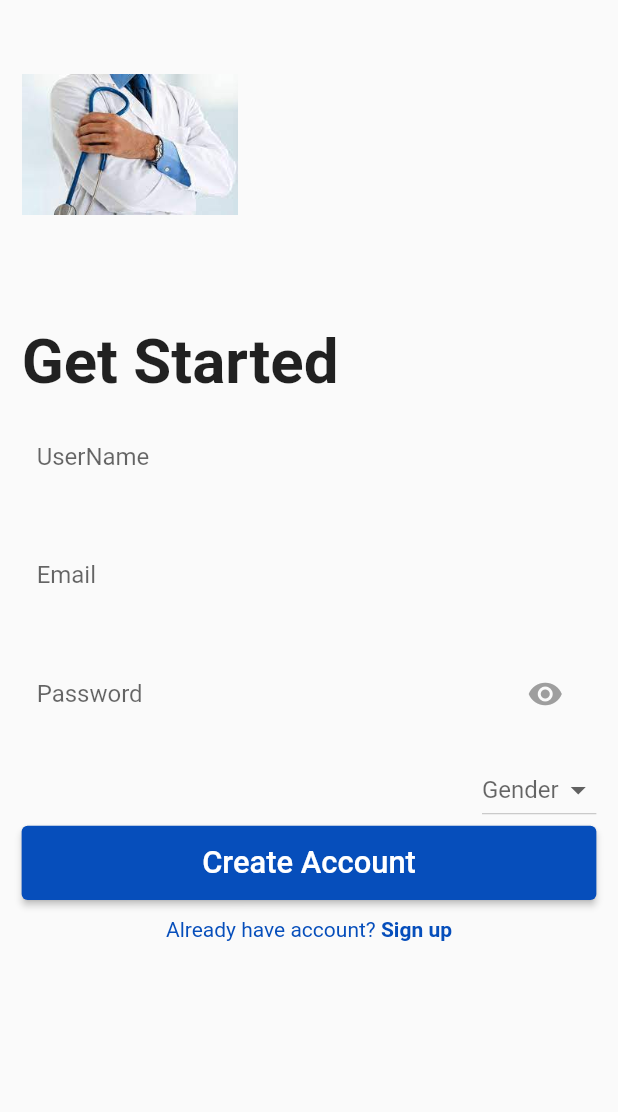
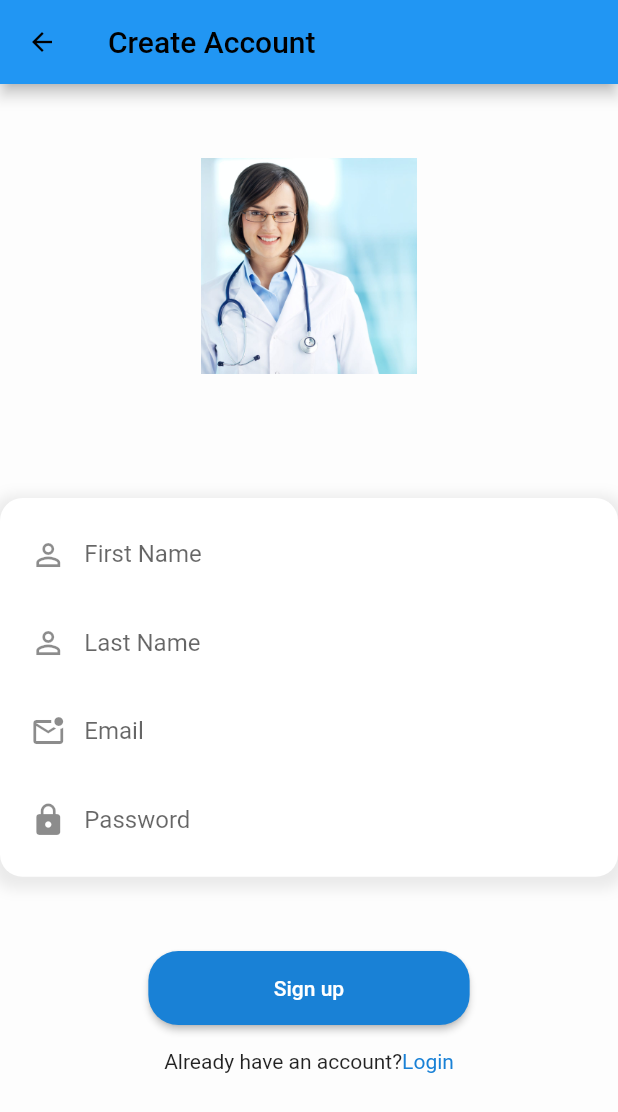
Before and after one commit to shahzebnaqvi/Medical_App, a Flutter app: the Signup screen opened directly, on a phone screen of 412 x 824 dp. Shown: the top 1112 px of the screen. Run offline on Flutter 3.47's test engine with Material 2 defaults, Android fonts, the light colour scheme and no system bars; our stand-ins replace carousel_slider, flutter_speed_dial, get, image_picker, lottie; missing offline and left inert: dart:html, ml_kit_ocr.

```diff
--- a/lib/Screens/auth/signup.dart
+++ b/lib/Screens/auth/signup.dart
@@ -1,8 +1,10 @@
+import 'dart:html';
 import 'dart:ui';
 
 import 'package:flutter/gestures.dart';
 import 'package:flutter/material.dart';
 import 'package:flutter/material.dart';
+import 'package:get/route_manager.dart';
 import 'package:medical_app/Constants/constants.dart';
 import 'package:medical_app/Screens/additionaltools/bmi.dart';
 import 'package:medical_app/Screens/auth/login.dart';
@@ -24,143 +26,273 @@ class _SignupState extends State<Signup> {
   @override
   Widget build(BuildContext context) {
     return Scaffold(
-      body: Center(
-        child: Container(
-            width: MediaQuery.of(context).size.width * 0.93,
-            child: ListView(children: [
+        backgroundColor: Constants.mainColorWhite,
+        appBar: AppBar(
+          title: Text(
+            "Create Account",
+            style: TextStyle(color: Constants.blackcolor),
+          ),
+          leading: IconButton(
+              color: Colors.white,
+              icon: Icon(
+                Icons.arrow_back,
+                color: Colors.black,
+                size: 20,
+              ),
+              onPressed: () {
+                Navigator.pop(context);
+              }),
+        ),
+        body: ListView(children: [
           Container(
               padding: EdgeInsets.only(
                 top: MediaQuery.of(context).size.height * 0.06,
                 bottom: MediaQuery.of(context).size.height * 0.09,
               ),
-                  alignment: Alignment.bottomLeft,
+              alignment: Alignment.center,
               child: Image.asset(
-                    'assets/login.jpg',
+                'assets/doctor2.jpg',
                 width: MediaQuery.of(context).size.width * 0.35,
               )),
-              // CircleAvatar(
-              //  child:
-              //  ),
-
           Container(
-                alignment: Alignment.bottomLeft,
-                child: Text(
-                  'Get Started',
-                  style: TextStyle(
-                      fontSize: MediaQuery.of(context).size.width * 0.1,
-                      fontWeight: FontWeight.bold),
+              width: MediaQuery.of(context).size.width * 0.9,
+              margin: EdgeInsets.only(
+                  top: MediaQuery.of(context).size.height * 0.01,
+                  bottom: MediaQuery.of(context).size.height * 0.01),
+              padding: EdgeInsets.all(MediaQuery.of(context).size.width * 0.02),
+              decoration: BoxDecoration(
+                color: Colors.white,
+                borderRadius: BorderRadius.circular(15),
+                boxShadow: [
+                  BoxShadow(
+                    color: Colors.grey.withOpacity(0.2),
+                    spreadRadius: 5,
+                    blurRadius: 7,
+                    offset: Offset(0, 3),
                   ),
+                ],
               ),
-              Container(
-                padding: EdgeInsets.all(10),
-                child: TextField(
-                    controller: username,
+              child: Column(
+                children: [
+                  TextField(
                     cursorColor: Constants.blackcolor,
                     decoration: InputDecoration(
                         border: InputBorder.none,
-                      labelText: 'UserName',
-                    )),
+                        labelText: "First Name",
+                        prefixIcon: Icon(Icons.person_outline)
+                        //suffixIcon: Icon(Icons.remove_red_eye)),
                         ),
-              Container(
-                padding: EdgeInsets.all(10),
-                child: TextField(
-                    controller: email,
+                  ),
+                  TextField(
                     cursorColor: Constants.blackcolor,
                     decoration: InputDecoration(
                         border: InputBorder.none,
-                      labelText: 'Email',
+                        labelText: "Last Name",
+                        prefixIcon: Icon(Icons.person_outline)
+                        //suffixIcon: Icon(Icons.remove_red_eye)),
+                        ),
+                  ),
+                  TextField(
+                    cursorColor: Constants.blackcolor,
+                    decoration: InputDecoration(
+                        border: InputBorder.none,
+                        labelText: "Email",
+                        prefixIcon: Icon(Icons.mark_email_unread_outlined)
+                        //suffixIcon: Icon(Icons.remove_red_eye)),
+                        ),
+                  ),
+                  TextField(
+                    cursorColor: Constants.blackcolor,
+                    decoration: InputDecoration(
+                        border: InputBorder.none,
+                        labelText: "Password",
+                        prefixIcon: Icon(Icons.lock)
+                        //suffixIcon: Icon(Icons.remove_red_eye)),
+                        ),
+                  ),
+                ],
               )),
+          SizedBox(
+            height: MediaQuery.of(context).size.height * 0.05,
           ),
           Container(
-                padding: EdgeInsets.all(10),
-                child: TextField(
-                    controller: password,
-                    cursorColor: Constants.blackcolor,
-                    obscureText: !this._showPassword,
-                    decoration: InputDecoration(
-                      border: InputBorder.none,
-                      labelText: 'Password',
-                      suffixIcon: IconButton(
-                          icon: Icon(
-                            Icons.remove_red_eye,
-                            color: this._showPassword
-                                ? Constants.bluecolor
-                                : Constants.mediumColor,
+            margin: EdgeInsets.only(
+              left: MediaQuery.of(context).size.height * 0.12,
+              right: MediaQuery.of(context).size.height * 0.12,
             ),
-                          onPressed: () {
-                            setState(
-                                () => this._showPassword = !this._showPassword);
-                          }),
-                    )),
+            child: ElevatedButton(
+              style: ElevatedButton.styleFrom(
+                  shape: RoundedRectangleBorder(
+                      borderRadius: BorderRadius.circular(20)),
+                  primary: Constants.bluecolor,
+                  minimumSize:
+                      Size(20, MediaQuery.of(context).size.height * 0.06)),
+              onPressed: () {},
+              child: Text("Sign up"),
+            ),
+          ),
+          SizedBox(
+            height: MediaQuery.of(context).size.height * 0.02,
           ),
           Container(
-                alignment: Alignment.topRight,
-                width: MediaQuery.of(context).size.width * 0.3,
-                child: DropdownButton<String>(
-                  hint: _dropDownValue == ""
-                      ? Text('Gender')
-                      : Text(
-                          _dropDownValue,
-                          style: TextStyle(color: Constants.mainColor),
-                        ), // Not necessary for Option 1
-
-                  items: <String>['Male', 'Female'].map((String value) {
-                    return DropdownMenuItem<String>(
-                      value: value,
-                      child: Text(value),
-                    );
-                  }).toList(),
-                  onChanged: (value) {
-                    setState(() {
-                      _dropDownValue = value!;
-                    });
-                  },
-                ),
-              ),
-              Container(
-                child: ElevatedButton(
-                  style: ElevatedButton.styleFrom(
-                      primary: Constants.mainColor,
-                      minimumSize: Size(
-                          20,
-                          MediaQuery.of(context).size.height *
-                              0.06) // put the width and height you want
-                      ),
-                  onPressed: () {
+            child: Row(
+              mainAxisAlignment: MainAxisAlignment.center,
+              children: [
+                Text("Already have an account?"),
+                GestureDetector(
+                    onTap: () {
                       Navigator.push(context,
                           MaterialPageRoute(builder: (context) => Login()));
                     },
                     child: Text(
-                    "Create Account",
-                    style: TextStyle(
-                      fontSize: MediaQuery.of(context).size.width * 0.05,
+                      "Login",
+                      style: TextStyle(color: Constants.bluecolor),
+                    ))
+              ],
             ),
-                  ),
-                ),
-              ),
+          )
+        ])
 
-              Container(
-                padding: EdgeInsets.only(
-                    top: MediaQuery.of(context).size.height * 0.014),
-                child: RichText(
-                    textAlign: TextAlign.center,
-                    text: TextSpan(
-                        text: 'Already have account? ',
-                        style: TextStyle(color: Constants.mainColor),
-                        children: <TextSpan>[
-                          new TextSpan(
-                            text: 'Sign up',
-                            style: TextStyle(fontWeight: FontWeight.bold),
-                            recognizer: new TapGestureRecognizer()
-                              ..onTap = () {
-                                Navigator.push(
-                                    context,
-                                    MaterialPageRoute(
-                                        builder: (context) => Signup()));
-                              },
-                          ),
-                        ])),
-              ),
+        //         Container(
+        //           alignment: Alignment.bottomLeft,
+        //           child: Text(
+        //             'Get Started',
+        //             style: TextStyle(
+        //                 fontSize: MediaQuery.of(context).size.width * 0.1,
+        //                 fontWeight: FontWeight.bold),
+        //           ),
+        //         ),
+        //         Container(
+        //           padding: EdgeInsets.all(10),
+        //           child: TextField(
+        //               controller: username,
+        //               cursorColor: Constants.blackcolor,
+        //               decoration: InputDecoration(
+        //                 border: InputBorder.none,
+        //                 labelText: 'UserName',
+        //               )),
+        //         ),
+        //         Container(
+        //           padding: EdgeInsets.all(10),
+        //           child: TextField(
+        //               controller: email,
+        //               cursorColor: Constants.blackcolor,
+        //               decoration: InputDecoration(
+        //                 border: InputBorder.none,
+        //                 labelText: 'Email',
+        //               )),
+        //         ),
+        //         Container(
+        //           padding: EdgeInsets.all(10),
+        //           child: TextField(
+        //               controller: password,
+        //               cursorColor: Constants.blackcolor,
+        //               obscureText: !this._showPassword,
+        //               decoration: InputDecoration(
+        //                 border: InputBorder.none,
+        //                 labelText: 'Password',
+        //                 suffixIcon: IconButton(
+        //                     icon: Icon(
+        //                       Icons.remove_red_eye,
+        //                       color: this._showPassword
+        //                           ? Constants.bluecolor
+        //                           : Constants.mediumColor,
+        //                     ),
+        //                     onPressed: () {
+        //                       setState(
+        //                           () => this._showPassword = !this._showPassword);
+        //                     }),
+        //               )),
+        //         ),
+        //         Container(
+        //           alignment: Alignment.topRight,
+        //           width: MediaQuery.of(context).size.width * 0.3,
+        //           child: DropdownButton<String>(
+        //             hint: _dropDownValue == ""
+        //                 ? Text('Gender')
+        //                 : Text(
+        //                     _dropDownValue,
+        //                     style: TextStyle(color: Constants.mainColor),
+        //                   ), // Not necessary for Option 1
+
+        //             items: <String>['Male', 'Female'].map((String value) {
+        //               return DropdownMenuItem<String>(
+        //                 value: value,
+        //                 child: Text(value),
+        //               );
+        //             }).toList(),
+        //             onChanged: (value) {
+        //               setState(() {
+        //                 _dropDownValue = value!;
+        //               });
+        //             },
+        //           ),
+        //         ),
+        //         Container(
+        //           child: ElevatedButton(
+        //             style: ElevatedButton.styleFrom(
+        //                 primary: Constants.mainColor,
+        //                 minimumSize: Size(
+        //                     20,
+        //                     MediaQuery.of(context).size.height *
+        //                         0.06) // put the width and height you want
+        //                 ),
+        //             onPressed: () {
+        //               Navigator.push(context,
+        //                   MaterialPageRoute(builder: (context) => Login()));
+        //             },
+        //             child: Text(
+        //               "Create Account",
+        //               style: TextStyle(
+        //                 fontSize: MediaQuery.of(context).size.width * 0.05,
+        //               ),
+        //             ),
+        //           ),
+        //         ),
+        //         Container(
+        //           padding: EdgeInsets.only(
+        //               top: MediaQuery.of(context).size.height * 0.014),
+        //           child: RichText(
+        //               textAlign: TextAlign.center,
+        //               text: TextSpan(
+        //                   text: 'Already have account? ',
+        //                   style: TextStyle(color: Constants.mainColor),
+        //                   children: <TextSpan>[
+        //                     new TextSpan(
+        //                       text: 'Sign up',
+        //                       style: TextStyle(fontWeight: FontWeight.bold),
+        //                       recognizer: new TapGestureRecognizer()
+        //                         ..onTap = () {
+        //                           Navigator.push(
+        //                               context,
+        //                               MaterialPageRoute(
+        //                                   builder: (context) => Signup()));
+        //                         },
+        //                     ),
+        //                   ])),
+        //         ),
+        //       ])),
+        // ),
+        );
+  }
+}
+
+
+
+
+
+
+
+
+
+
+
+
+
+
+
+
+
               // ElevatedButton.icon(
               //   icon: CircleAvatar(
               //       backgroundImage: AssetImage(
@@ -232,8 +364,3 @@ class _SignupState extends State<Signup> {
               // ],
               // ),
               // ),
-            ])),
-      ),
-    );
-  }
-}
--- a/lib/main.dart
+++ b/lib/main.dart
@@ -20,7 +20,7 @@ class MyApp extends StatelessWidget {
     ]);
     return MaterialApp(
       debugShowCheckedModeBanner: false,
-      home: Login(),
+      home: Signup(),
     );
   }
 }
```
Lines whose indentation alone changed are shown as unchanged.
